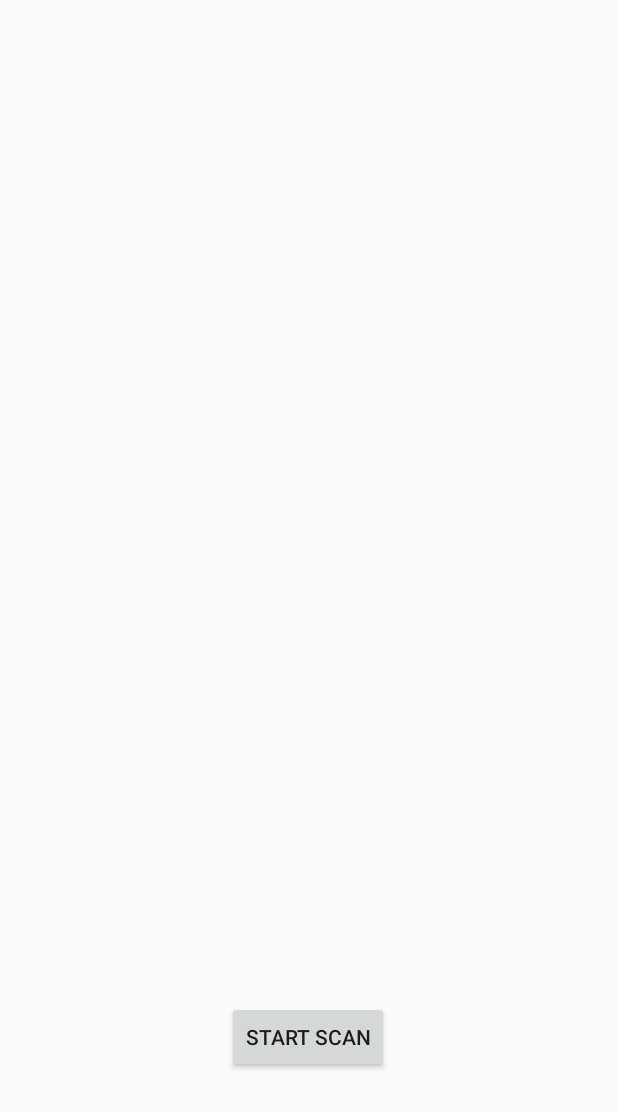
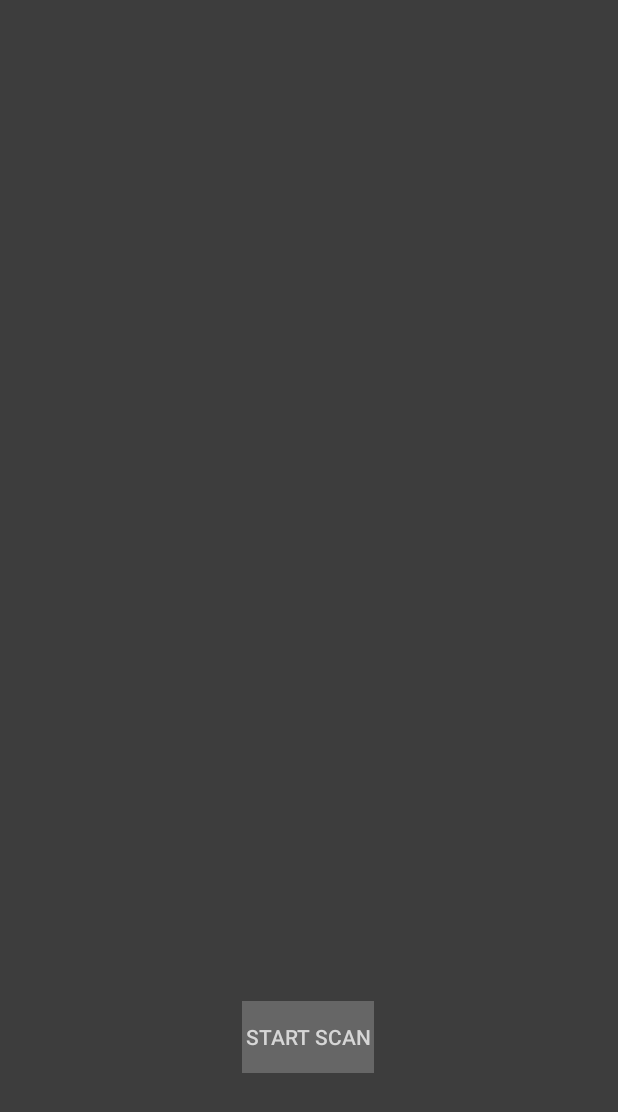
Before and after one commit to WheheoHu/BMDC, an Android app: the layout activity_main.xml on its own in the app's theme, with its tools: preview values and no code run, on a phone screen of 412 x 824 dp. Shown: the top 1112 px of the screen. Run offline under Robolectric (Android 15) with nearby library versions, the light colour scheme and no system bars.

Commit message:
RecordButton changed

```diff
--- a/app/src/main/res/layout/activity_main.xml
+++ b/app/src/main/res/layout/activity_main.xml
@@ -4,24 +4,11 @@
     xmlns:tools="http://schemas.android.com/tools"
     android:layout_width="match_parent"
     android:layout_height="match_parent"
+    android:background="#3D3D3D"
     tools:context=".LoginAC">
 
-    <ListView
-        android:id="@+id/list_device"
-        android:layout_width="match_parent"
-        android:layout_height="170dp"
-        android:layout_marginStart="8dp"
-        android:layout_marginTop="8dp"
-        android:divider="@android:color/darker_gray"
-        android:dividerHeight="0.5dp"
-        android:paddingStart="5dp"
-        android:paddingEnd="5dp"
-        android:scrollbars="none"
-        app:layout_constraintBottom_toBottomOf="parent"
-        app:layout_constraintStart_toStartOf="parent"
-        app:layout_constraintTop_toTopOf="parent" />
-
     <Button
+        style="@style/Button_Setting"
         android:id="@+id/button_scan"
         android:layout_width="wrap_content"
         android:layout_height="wrap_content"
@@ -38,4 +25,19 @@
         app:layout_constraintTop_toTopOf="parent"
         app:layout_constraintVertical_bias="0.87" />
 
+    <ListView
+        android:id="@+id/list_device"
+        android:layout_width="match_parent"
+        android:layout_height="170dp"
+        android:layout_marginTop="8dp"
+        android:divider="@android:color/darker_gray"
+        android:dividerHeight="0.5dp"
+        android:paddingStart="5dp"
+        android:paddingEnd="5dp"
+        android:scrollbars="none"
+        app:layout_constraintBottom_toBottomOf="parent"
+        app:layout_constraintStart_toStartOf="parent"
+        app:layout_constraintTop_toTopOf="parent"
+        app:layout_constraintVertical_bias="0.48" />
+
 </androidx.constraintlayout.widget.ConstraintLayout>
--- a/app/src/main/res/layout/adapter_device.xml
+++ b/app/src/main/res/layout/adapter_device.xml
@@ -24,6 +24,7 @@
             android:orientation="vertical">
 
             <TextView
+                android:textColor="#D6D6D6"
                 android:id="@+id/txt_name"
                 android:layout_width="wrap_content"
                 android:layout_height="wrap_content"
@@ -31,6 +32,7 @@
                 android:textSize="14sp" />
 
             <TextView
+                android:textColor="#D6D6D6"
                 android:id="@+id/txt_mac"
                 android:layout_width="wrap_content"
                 android:layout_height="wrap_content"
@@ -82,10 +84,11 @@
                 android:layout_width="wrap_content"
                 android:layout_height="wrap_content"
                 android:text="@string/connected"
-                android:textColor="@color/colorPrimary"
+                android:textColor="#D6D6D6"
                 android:textSize="14sp" />
 
             <Button
+                style="@style/Button_Setting"
                 android:id="@+id/btn_disconnect"
                 android:layout_width="50dp"
                 android:layout_height="wrap_content"
@@ -94,6 +97,7 @@
                 android:textSize="12sp" />
 
             <Button
+                style="@style/Button_Setting"
                 android:id="@+id/btn_detail"
                 android:layout_width="50dp"
                 android:layout_height="wrap_content"
```
Also changed, not shown: app/src/main/res/mipmap-xxhdpi/record_ing.png (added).
